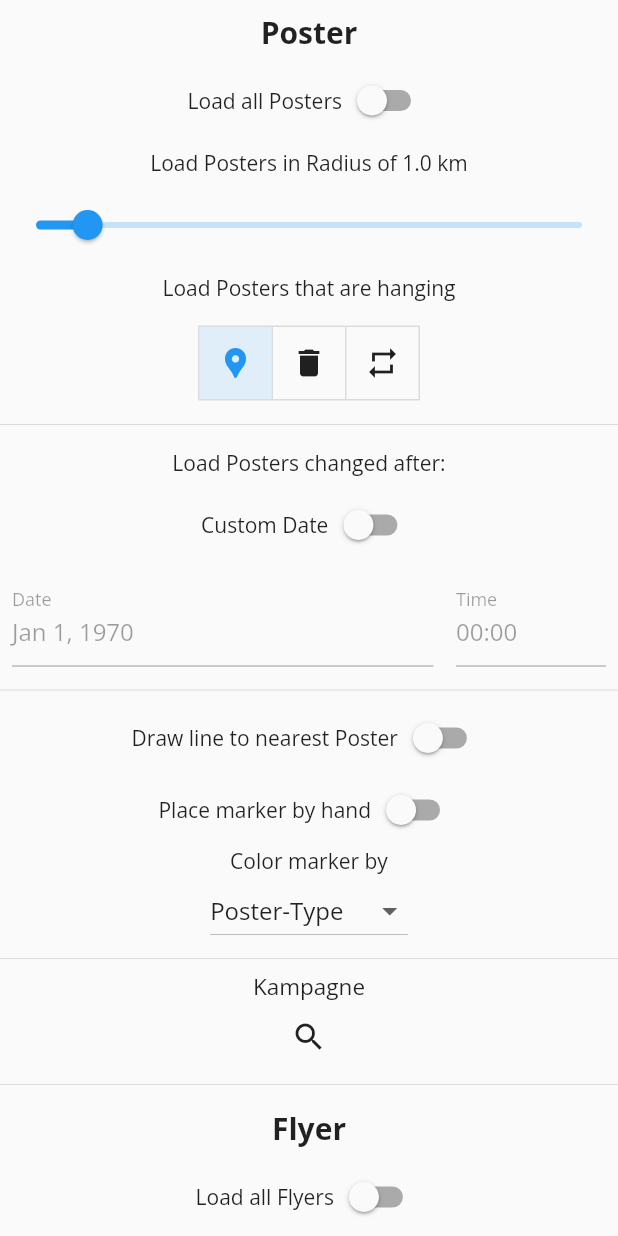
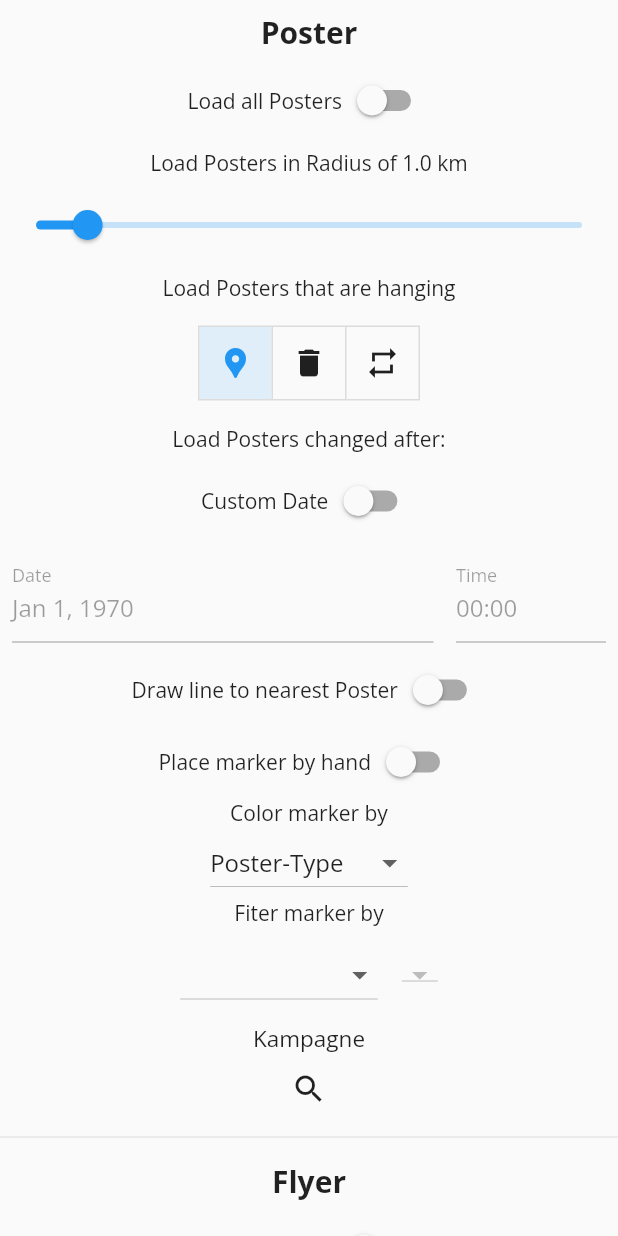
Before and after one commit to Y0ngg4n/volt_campaigner, a Flutter app: the SettingsView widget shown alone on an empty page, opened directly with empty values, on a phone screen of 412 x 824 dp. Run offline on Flutter 3.47's test engine with Material 2 defaults, Android fonts, the phone set to English and light mode, and no system bars; drawn by our look-alikes of date_time_picker; our stand-ins replace csv, easy_dynamic_theme, fl_chart, flutter_dotenv, flutter_map, geolocator and 7 more; missing offline and left inert: feature_discovery, file_saver, flutter_map_dragmarker, flutter_map_line_editor, flutter_map_location_marker, flutter_map_marker_cluster and 5 more; accounts and stored records are empty; generated files the repository leaves out were written again; network calls fail.

Commit message:
Add filtering of poster Tags

```diff
--- a/lib/l10n/intl_de.arb
+++ b/lib/l10n/intl_de.arb
@@ -68,6 +68,7 @@
   "max": "Maximum",
   "hanging": "Hängend",
   "colorMarker": "Marker einfärben nach",
+  "filterMarker": "Filtere Marker nach",
   "featureAddPosterDescription": "Hier kannst du ein neues Plakat hinzufügen und verschiedene Tags vergeben um es uns einfacher zu machen zu wissen wo welches Plakat hängt.",
   "featureSearchDescription": "Hier kannst du nach einer Stadt oder nach einem Standort suchen.",
   "featureLimit": "Erlaubte Plakate",
--- a/lib/l10n/intl_en.arb
+++ b/lib/l10n/intl_en.arb
@@ -68,6 +68,7 @@
   "max": "Maximum",
   "hanging": "Hanging",
   "colorMarker": "Color marker by",
+  "filterMarker": "Fiter marker by",
   "featureAddPosterDescription": "Here you can add posters and give them tags so we can identify what posters are hanging where",
   "featureSearchDescription": "Here you can search for a city or a location",
   "featureLimit": "Allowed Posters",
--- a/lib/map/poster_map.dart
+++ b/lib/map/poster_map.dart
@@ -95,6 +95,8 @@ class PosterMapViewState extends State<PosterMapView> {
   bool showHangingLimit = false;
   List<Areas> maxCountLimitedAreas = [];
   TagType colorTagType = TagType.TYPE;
+  TagTypeWithNone filterTagType = TagTypeWithNone.TYPE;
+  int filterTagIndex = 0;
   double zoom = 17;
   List<Polygon> polygons = [];
   Set<PosterModel> lastPosterModels = Set.identity();
@@ -152,6 +154,9 @@ class PosterMapViewState extends State<PosterMapView> {
               showAreasOnMap) as bool;
           colorTagType = TagType
               .values[(prefs.getInt(SharedPrefsSlugs.colorTagType) ?? 0)];
+          filterTagType = TagTypeWithNone
+              .values[(prefs.getInt(SharedPrefsSlugs.filterTagType) ?? 0)];
+          filterTagIndex = (prefs.getInt(SharedPrefsSlugs.filterTagIndex) ?? 0);
         }));
     widget.onRefresh();
   }
@@ -166,8 +171,7 @@ class PosterMapViewState extends State<PosterMapView> {
           MapSettings.getTileLayerWidget(),
           LocationMarkerLayerWidget(
             plugin: LocationMarkerPlugin(
-              centerCurrentLocationStream:
-                  _userPositionStreamController.stream,
+              centerCurrentLocationStream: _userPositionStreamController.stream,
               centerOnLocationUpdate: _centerOnLocationUpdate,
             ),
           ),
@@ -310,6 +314,18 @@ class PosterMapViewState extends State<PosterMapView> {
       for (PosterModel posterModel in widget.posterInDistance.posterModels) {
         Color markerColor =
             ScreenUtils.getColorTagType(posterModel, colorTagType);
+        if (filterTagType != TagTypeWithNone.NONE) {
+          List<PosterTag> tagList = TagUtils.getCorrespondingFilterPosterTags(
+              filterTagType, widget.posterTagsLists);
+          bool contains = false;
+          for (PosterTag posterTag in tagList) {
+            if (posterTag.id == tagList[filterTagIndex].id) {
+              contains = true;
+              break;
+            }
+          }
+          if (!contains) continue;
+        }
 
         Marker marker = Marker(
           anchorPos: AnchorPos.exactly(Anchor(25, 5)),
@@ -437,7 +453,8 @@ class PosterMapViewState extends State<PosterMapView> {
                     widget.posterInDistance.posterModels.add(poster);
                     lastPosterModels.add(poster);
                     refresh();
-                  }, placeMarkerByHand: placeMarkerByHand,
+                  },
+                  placeMarkerByHand: placeMarkerByHand,
                 )));
   }
 
--- a/lib/settings/settings.dart
+++ b/lib/settings/settings.dart
@@ -9,10 +9,20 @@ import 'package:volt_campaigner/utils/shared_prefs_slugs.dart';
 import 'package:flutter_gen/gen_l10n/app_localizations.dart';
 import 'package:date_time_picker/date_time_picker.dart'
     show DateTimePicker, DateTimePickerType;
+import 'package:volt_campaigner/utils/tag_utils.dart';
 
 typedef OnCampaignSelected = Function(PosterTags);
 
 enum TagType { TYPE, MOTIVE, TARGET_GROUP, ENVIRONMENT, OTHER, CAMPAIGN }
+enum TagTypeWithNone {
+  NONE,
+  TYPE,
+  MOTIVE,
+  TARGET_GROUP,
+  ENVIRONMENT,
+  OTHER,
+  CAMPAIGN
+}
 
 class SettingsView extends StatefulWidget {
   PosterTagsLists posterTagsLists;
@@ -48,6 +58,8 @@ class _SettingsViewState extends State<SettingsView> {
   bool drawNearestPosterLine = false;
   bool placeMarkerByHand = false;
   TagType colorTagType = TagType.TYPE;
+  TagTypeWithNone filterTagType = TagTypeWithNone.NONE;
+  int filterTagIndex = 0;
   late SharedPreferences prefs;
   late List<bool> hangingSelected = [true, false, false];
 
@@ -102,6 +114,9 @@ class _SettingsViewState extends State<SettingsView> {
                   placeMarkerByHand);
           colorTagType = TagType
               .values[(prefs.getInt(SharedPrefsSlugs.colorTagType) ?? 0)];
+          filterTagType = TagTypeWithNone
+              .values[(prefs.getInt(SharedPrefsSlugs.filterTagType) ?? 0)];
+          filterTagIndex = (prefs.getInt(SharedPrefsSlugs.filterTagType) ?? 0);
 
           PosterTags campaigns = PosterTags.fromJsonAll(jsonDecode(
               (prefs.getString(SharedPrefsSlugs.campaignTags) ?? "[]")));
@@ -144,6 +159,17 @@ class _SettingsViewState extends State<SettingsView> {
       AppLocalizations.of(context)!.posterOther,
       AppLocalizations.of(context)!.posterCampaign
     ];
+
+    List<String> colorMarkerTextWithNone = [
+      "",
+      AppLocalizations.of(context)!.posterType,
+      AppLocalizations.of(context)!.posterMotive,
+      AppLocalizations.of(context)!.posterTargetGroups,
+      AppLocalizations.of(context)!.posterEnvironment,
+      AppLocalizations.of(context)!.posterOther,
+      AppLocalizations.of(context)!.posterCampaign
+    ];
+
     return Column(
       children: [
         Padding(
@@ -230,7 +256,6 @@ class _SettingsViewState extends State<SettingsView> {
             ],
           ),
         ),
-        Divider(),
         Visibility(
             visible: !posterLoadAll,
             child: Column(
@@ -281,7 +306,6 @@ class _SettingsViewState extends State<SettingsView> {
                 )
               ],
             )),
-        Divider(),
         Row(
           mainAxisAlignment: MainAxisAlignment.center,
           children: [
@@ -320,13 +344,14 @@ class _SettingsViewState extends State<SettingsView> {
                 value: colorMarkerText[colorTagType.index],
                 onChanged: (value) {
                   setState(() {
-                    this.colorTagType =
-                    TagType.values[colorMarkerText.indexOf(value.toString())];
-                    prefs.setInt(SharedPrefsSlugs.colorTagType, colorTagType.index);
+                    this.colorTagType = TagType
+                        .values[colorMarkerText.indexOf(value.toString())];
+                    prefs.setInt(
+                        SharedPrefsSlugs.colorTagType, colorTagType.index);
                   });
                 },
-                items:
-                colorMarkerText.map<DropdownMenuItem<String>>((String value) {
+                items: colorMarkerText
+                    .map<DropdownMenuItem<String>>((String value) {
                   return DropdownMenuItem<String>(
                     value: value,
                     child: Text(value),
@@ -334,7 +359,54 @@ class _SettingsViewState extends State<SettingsView> {
                 }).toList()),
           ],
         ),
-        Divider(),
+        Column(
+          mainAxisAlignment: MainAxisAlignment.center,
+          children: [
+            Text(AppLocalizations.of(context)!.filterMarker),
+            Row(
+              mainAxisAlignment: MainAxisAlignment.center,
+              children: [
+                Padding(
+                  padding: const EdgeInsets.all(8.0),
+                  child: DropdownButton(
+                      value: colorMarkerTextWithNone[filterTagType.index],
+                      onChanged: (value) {
+                        setState(() {
+                          this.filterTagType = TagTypeWithNone.values[
+                              colorMarkerTextWithNone
+                                  .indexOf(value.toString())];
+                          prefs.setInt(SharedPrefsSlugs.filterTagType,
+                              filterTagType.index);
+                          this.filterTagIndex = 0;
+                          prefs.setInt(
+                              SharedPrefsSlugs.filterTagIndex, filterTagIndex);
+                        });
+                      },
+                      items: colorMarkerTextWithNone
+                          .map<DropdownMenuItem<String>>((String value) {
+                        return DropdownMenuItem<String>(
+                          value: value,
+                          child: Text(value),
+                        );
+                      }).toList()),
+                ),
+                Padding(
+                  padding: const EdgeInsets.all(8.0),
+                  child: DropdownButton(
+                      value: filterTagIndex,
+                      onChanged: (value) {
+                        setState(() {
+                          filterTagIndex = value as int;
+                          prefs.setInt(
+                              SharedPrefsSlugs.filterTagIndex, filterTagIndex);
+                        });
+                      },
+                      items: _getPosterTagsDropdownItems()),
+                )
+              ],
+            ),
+          ],
+        ),
         Text(AppLocalizations.of(context)!.posterCampaign,
             style: TextStyle(fontSize: secondardFontSize)),
         PosterSettings.getTags(
@@ -346,6 +418,20 @@ class _SettingsViewState extends State<SettingsView> {
         Divider(),
       ],
     );
+  }
+
+  _getPosterTagsDropdownItems() {
+    List<DropdownMenuItem<int>> items = [];
+    List<PosterTag> tags = TagUtils.getCorrespondingFilterPosterTags(
+        filterTagType, widget.posterTagsLists);
+    for (int i = 0; i < tags.length; i++) {
+      print(i);
+      items.add(DropdownMenuItem<int>(
+        value: i,
+        child: Text(tags[i].name),
+      ));
+    }
+    return items;
   }
 
   _getFlyerSettings() {
@@ -447,6 +533,7 @@ class _SettingsViewState extends State<SettingsView> {
               )
             ],
           )),
+      Divider()
     ]);
   }
 
--- a/lib/utils/shared_prefs_slugs.dart
+++ b/lib/utils/shared_prefs_slugs.dart
@@ -16,6 +16,8 @@ class SharedPrefsSlugs {
   static const drawNearestPosterLine = "draw-nearest-poster-line";
   static const placeMarkerByHand = "place-marker-by-hand";
   static const colorTagType = "color-tag-type";
+  static const filterTagType = "filter-tag-type";
+  static const filterTagIndex = "filter-tag-index";
   static const campaignTags = "campaign-tags";
   static const googleAccessTokenData = "google-access-token-data";
   static const googleAccessTokenType = "google-access-token-type";
--- a/lib/utils/tag_utils.dart
+++ b/lib/utils/tag_utils.dart
@@ -1,4 +1,5 @@
 import 'package:volt_campaigner/map/poster/poster_tags.dart';
+import 'package:volt_campaigner/settings/settings.dart';
 
 class TagUtils {
   static fillMissingTagDetails(
@@ -12,4 +13,25 @@ class TagUtils {
       }
     }
   }
+
+  static List<PosterTag> getCorrespondingFilterPosterTags(TagTypeWithNone filterTagType, PosterTagsLists posterTagsLists) {
+    switch (filterTagType) {
+      case TagTypeWithNone.NONE:
+        return [];
+      case TagTypeWithNone.TYPE:
+        return posterTagsLists.posterType;
+      case TagTypeWithNone.MOTIVE:
+        return posterTagsLists.posterMotive;
+      case TagTypeWithNone.TARGET_GROUP:
+        return posterTagsLists.posterTargetGroups;
+      case TagTypeWithNone.ENVIRONMENT:
+        return posterTagsLists.posterEnvironment;
+      case TagTypeWithNone.OTHER:
+        return posterTagsLists.posterOther;
+      case TagTypeWithNone.CAMPAIGN:
+        return posterTagsLists.posterCampaign;
+      default:
+        return [];
+    }
+  }
 }
```
Also changed, not shown: lib/generated/intl/messages_de.dart, lib/generated/intl/messages_en.dart, lib/generated/l10n.dart.
